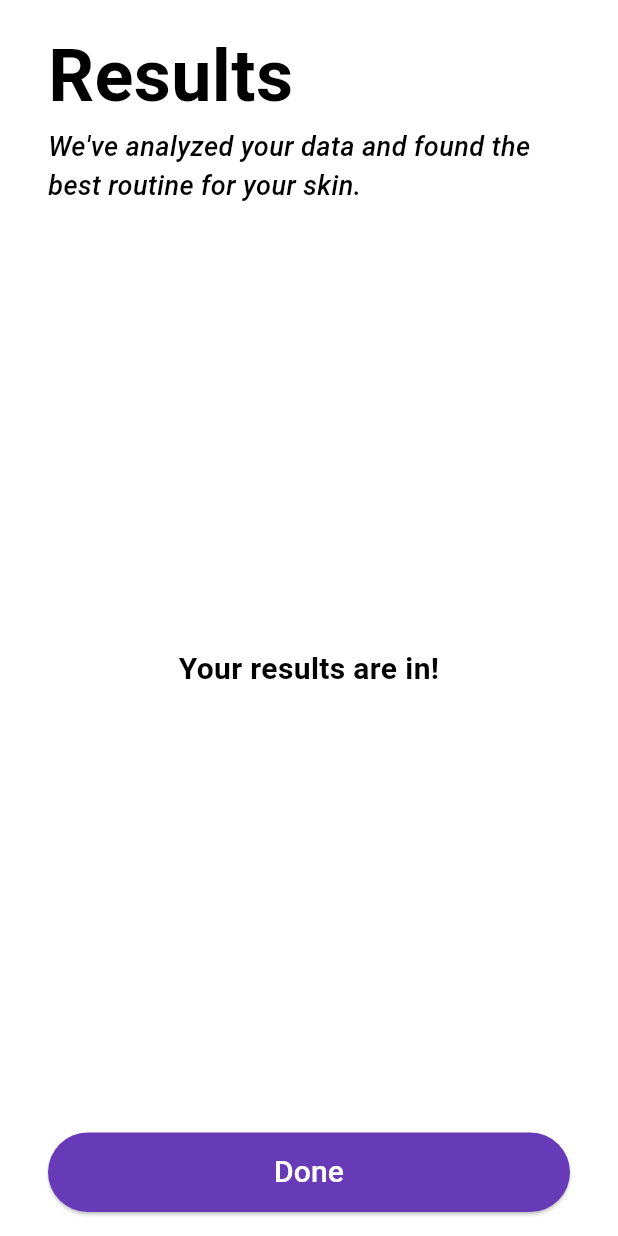
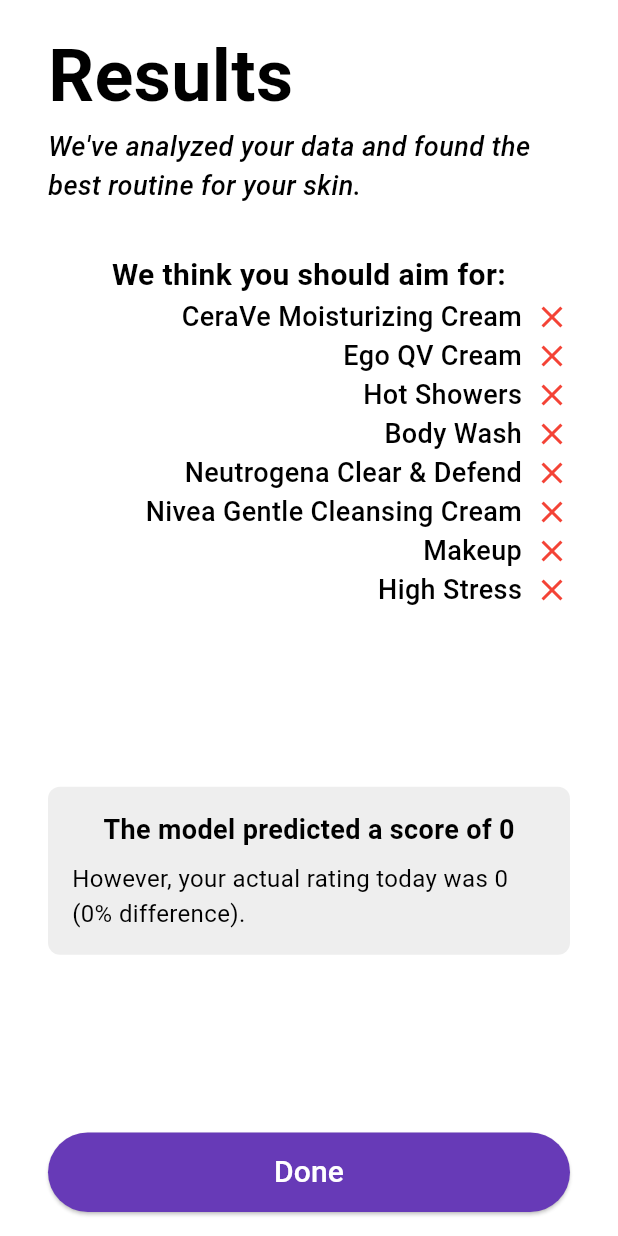
Before and after one commit to BillyJaf/hackathon_frontend, a Flutter app: the ResultsScreen screen opened directly with empty values, on a phone screen of 412 x 824 dp. Run offline on Flutter 3.47's test engine with Material 3 defaults, Android fonts, the light colour scheme and no system bars; our stand-ins replace sleek_circular_slider, sqflite; accounts and stored records are empty.

Commit message:
feat: results screen

```diff
--- /dev/null
+++ b/lib/components/field_result.dart
@@ -0,0 +1,31 @@
+import 'package:flutter/material.dart';
+
+class FieldResult extends StatelessWidget {
+  final String label;
+  final bool recommended;
+
+  const FieldResult({
+    super.key,
+    required this.label,
+    required this.recommended,
+  });
+
+  @override
+  Widget build(BuildContext context) {
+    return Row(
+      mainAxisAlignment: MainAxisAlignment.end,
+      children: [
+        Text(label,
+            style: const TextStyle(
+              fontSize: 18,
+              fontWeight: FontWeight.w500,
+            )),
+        const SizedBox(width: 8),
+        Icon(
+          recommended ? Icons.check : Icons.close,
+          color: recommended ? Colors.green : Colors.red,
+        ),
+      ],
+    );
+  }
+}
--- a/lib/screens/results_screen.dart
+++ b/lib/screens/results_screen.dart
@@ -1,16 +1,26 @@
 import 'package:flutter/material.dart';
+import 'package:hackathon_frontend/components/field_result.dart';
 import 'package:hackathon_frontend/components/primary_button.dart';
+import 'package:hackathon_frontend/models/health_entry.dart';
 
 class ResultsScreen extends StatelessWidget {
+  final double recordedRating;
+  final HealthEntry results;
   final Function() onDonePressed;
 
   const ResultsScreen({
     super.key,
+    required this.recordedRating,
+    required this.results,
     required this.onDonePressed,
   });
 
   @override
   Widget build(BuildContext context) {
+    String modelPrediction = (results.skinFeelRating * 10).toStringAsFixed(0);
+    String actualRating = (recordedRating * 10).toStringAsFixed(0);
+    String difference = ((results.skinFeelRating - recordedRating).abs() * 100).toStringAsFixed(0);
+
     return Scaffold(
       body: SafeArea(
         child: Padding(
@@ -36,13 +46,48 @@
                   ],
                 ),
               ),
-              const Expanded(child: SizedBox()),
               const Padding(
-                padding: EdgeInsets.all(16.0),
+                padding: EdgeInsets.only(top: 32.0),
                 child: Text(
-                  "Your results are in!",
+                  "We think you should aim for:",
                   style: TextStyle(fontSize: 20, fontWeight: FontWeight.bold),
                   textAlign: TextAlign.center,
+                ),
+              ),
+              Center(
+                child: Column(
+                  crossAxisAlignment: CrossAxisAlignment.end,
+                  children: [
+                    FieldResult(label: "CeraVe Moisturizing Cream", recommended: results.cream1 > 0.5),
+                    FieldResult(label: "Ego QV Cream", recommended: results.cream2 > 0.5),
+                    FieldResult(label: "Hot Showers", recommended: results.tookHotShower > 0.5),
+                    FieldResult(label: "Body Wash", recommended: results.soap > 0.5),
+                    FieldResult(label: "Neutrogena Clear & Defend", recommended: results.facewash1 > 0.5),
+                    FieldResult(label: "Nivea Gentle Cleansing Cream", recommended: results.facewash2 > 0.5),
+                    FieldResult(label: "Makeup", recommended: results.makeup > 0.5),
+                    FieldResult(label: "High Stress", recommended: results.stress > 0.5),
+                  ],
+                ),
+              ),
+              const Expanded(child: SizedBox()),
+              Container(
+                padding: const EdgeInsets.symmetric(vertical: 16.0, horizontal: 16.0),
+                decoration: BoxDecoration(
+                  color: Colors.grey[200],
+                  borderRadius: BorderRadius.circular(8.0),
+                ),
+                child: Column(
+                  children: [
+                    Text(
+                      "The model predicted a score of $modelPrediction",
+                      style: const TextStyle(fontSize: 18, fontWeight: FontWeight.bold),
+                    ),
+                    const SizedBox(height: 8),
+                    Text(
+                      "However, your actual rating today was $actualRating ($difference% difference).",
+                      style: const TextStyle(fontSize: 16),
+                    ),
+                  ],
                 ),
               ),
               const Expanded(child: SizedBox()),
```
Also changed, not shown: lib/main.dart (+9 -10 lines), lib/screens/rating_screen.dart (+13 -5 lines), assets/meditation.svg (deleted).
